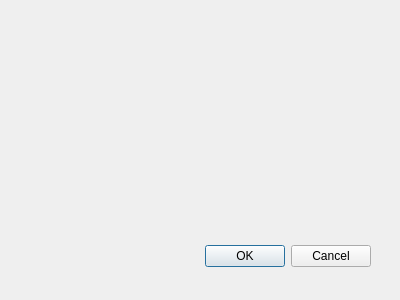
Qt form DatabaseSelector.ui (s9gf4ult/cpdan) before a commit.
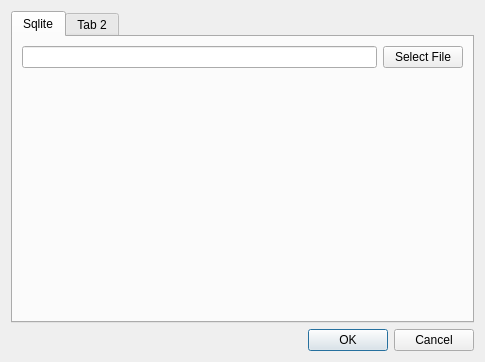
The same form after that commit.

Commit message: modified:   CPDanWindow.cpp 	modified:   CPDanWindow.h 	modified:   CPDanWindow.ui 	modified:   DatabaseSelector.cpp 	modified:   DatabaseSelector.h 	modified:   DatabaseSelector.ui 	modified:   cpdan.pro 	new file:   dbmanager.cpp 	new file:   dbmanager.h 	new file:   doc/er.dia

What changed in the file:
```diff
--- a/DatabaseSelector.ui
+++ b/DatabaseSelector.ui
@@ -8,29 +8,76 @@
    <rect>
     <x>0</x>
     <y>0</y>
-    <width>400</width>
-    <height>300</height>
+    <width>485</width>
+    <height>362</height>
    </rect>
   </property>
   <property name="windowTitle">
    <string>Dialog</string>
   </property>
-  <widget class="QDialogButtonBox" name="buttonBox">
-   <property name="geometry">
-    <rect>
-     <x>30</x>
-     <y>240</y>
-     <width>341</width>
-     <height>32</height>
-    </rect>
-   </property>
-   <property name="orientation">
-    <enum>Qt::Horizontal</enum>
-   </property>
-   <property name="standardButtons">
-    <set>QDialogButtonBox::Cancel|QDialogButtonBox::Ok</set>
-   </property>
-  </widget>
+  <layout class="QVBoxLayout" name="verticalLayout">
+   <item>
+    <widget class="QTabWidget" name="tabWidget">
+     <property name="tabShape">
+      <enum>QTabWidget::Rounded</enum>
+     </property>
+     <property name="currentIndex">
+      <number>0</number>
+     </property>
+     <property name="usesScrollButtons">
+      <bool>true</bool>
+     </property>
+     <property name="tabsClosable">
+      <bool>false</bool>
+     </property>
+     <widget class="QWidget" name="tab_1">
+      <attribute name="title">
+       <string>Sqlite</string>
+      </attribute>
+      <layout class="QGridLayout" name="gridLayout">
+       <item row="0" column="0">
+        <widget class="QLineEdit" name="sqliteFilename"/>
+       </item>
+       <item row="0" column="1">
+        <widget class="QPushButton" name="selectSqlite">
+         <property name="text">
+          <string>Select File</string>
+         </property>
+        </widget>
+       </item>
+       <item row="1" column="0" colspan="2">
+        <spacer name="verticalSpacer">
+         <property name="orientation">
+          <enum>Qt::Vertical</enum>
+         </property>
+         <property name="sizeHint" stdset="0">
+          <size>
+           <width>20</width>
+           <height>40</height>
+          </size>
+         </property>
+        </spacer>
+       </item>
+      </layout>
+     </widget>
+     <widget class="QWidget" name="tab_2">
+      <attribute name="title">
+       <string>Tab 2</string>
+      </attribute>
+     </widget>
+    </widget>
+   </item>
+   <item>
+    <widget class="QDialogButtonBox" name="buttonBox">
+     <property name="orientation">
+      <enum>Qt::Horizontal</enum>
+     </property>
+     <property name="standardButtons">
+      <set>QDialogButtonBox::Cancel|QDialogButtonBox::Ok</set>
+     </property>
+    </widget>
+   </item>
+  </layout>
  </widget>
  <pixmapfunction/>
  <resources/>
```
Left out of the diff: 5 changed lines with no effect on the pictures. The commit also changes 9 other files.
